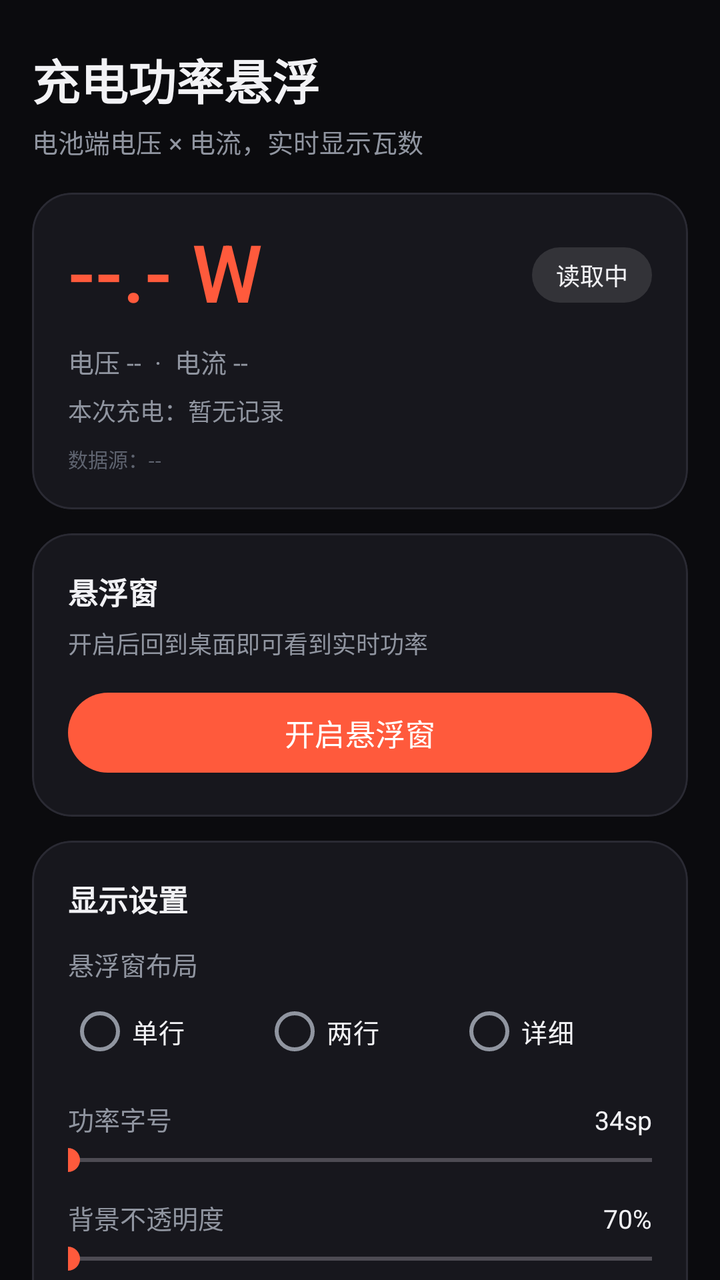
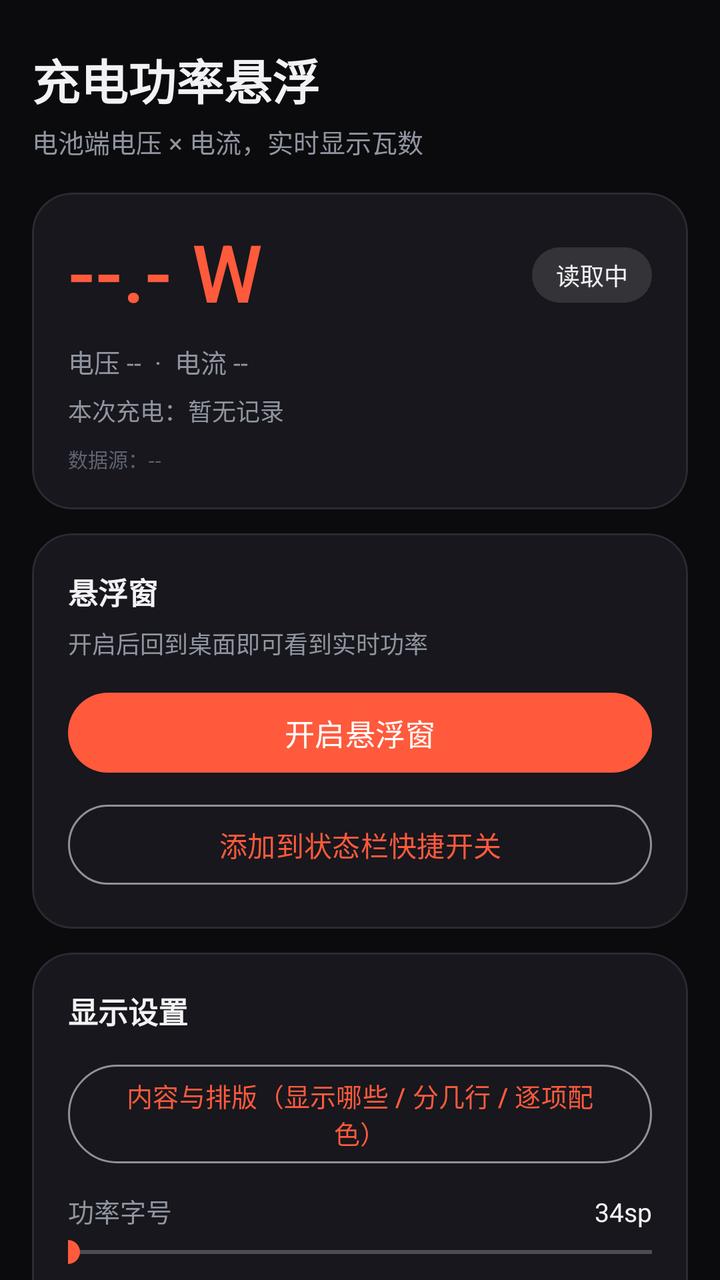

The first picture is an Android layout as it rendered before a commit; the second is the same layout after the commit. The layout source and the unified diff follow.
<!-- AndroidManifest.xml: application theme Theme.ChargeFloat -->
<!-- res/layout/activity_main.xml -->
<?xml version="1.0" encoding="utf-8"?>
<ScrollView xmlns:android="http://schemas.android.com/apk/res/android"
    xmlns:app="http://schemas.android.com/apk/res-auto"
    android:layout_width="match_parent"
    android:layout_height="match_parent"
    android:background="@color/bg"
    android:fillViewport="true"
    android:scrollbars="none">

    <LinearLayout
        android:layout_width="match_parent"
        android:layout_height="wrap_content"
        android:orientation="vertical"
        android:paddingStart="16dp"
        android:paddingTop="22dp"
        android:paddingEnd="16dp"
        android:paddingBottom="30dp">

        <TextView
            android:layout_width="wrap_content"
            android:layout_height="wrap_content"
            android:text="充电功率悬浮"
            android:textColor="@color/textPrimary"
            android:textSize="24sp"
            android:textStyle="bold" />

        <TextView
            android:layout_width="wrap_content"
            android:layout_height="wrap_content"
            android:layout_marginTop="4dp"
            android:text="电池端电压 × 电流，实时显示瓦数"
            android:textColor="@color/textSecondary"
            android:textSize="13sp" />

        
        <com.google.android.material.card.MaterialCardView
            android:layout_width="match_parent"
            android:layout_height="wrap_content"
            android:layout_marginTop="16dp"
            app:cardBackgroundColor="@color/surface"
            app:cardCornerRadius="20dp"
            app:cardElevation="0dp"
            app:strokeColor="@color/divider"
            app:strokeWidth="1dp">

            <LinearLayout
                android:layout_width="match_parent"
                android:layout_height="wrap_content"
                android:orientation="vertical"
                android:padding="18dp">

                <LinearLayout
                    android:layout_width="match_parent"
                    android:layout_height="wrap_content"
                    android:gravity="center_vertical"
                    android:orientation="horizontal">

                    <TextView
                        android:id="@+id/tvBigPower"
                        android:layout_width="0dp"
                        android:layout_height="wrap_content"
                        android:layout_weight="1"
                        android:fontFamily="sans-serif-medium"
                        android:includeFontPadding="false"
                        android:text="--.- W"
                        android:textColor="@color/brand"
                        android:textSize="40sp" />

                    <TextView
                        android:id="@+id/tvState"
                        android:layout_width="wrap_content"
                        android:layout_height="wrap_content"
                        android:background="@drawable/bg_chip"
                        android:paddingStart="12dp"
                        android:paddingTop="5dp"
                        android:paddingEnd="12dp"
                        android:paddingBottom="5dp"
                        android:text="读取中"
                        android:textColor="@color/textPrimary"
                        android:textSize="12sp" />
                </LinearLayout>

                <TextView
                    android:id="@+id/tvSub"
                    android:layout_width="match_parent"
                    android:layout_height="wrap_content"
                    android:layout_marginTop="10dp"
                    android:text="电压 --  ·  电流 --"
                    android:textColor="@color/textSecondary"
                    android:textSize="13sp" />

                <TextView
                    android:id="@+id/tvSession"
                    android:layout_width="match_parent"
                    android:layout_height="wrap_content"
                    android:layout_marginTop="6dp"
                    android:text="本次充电：暂无记录"
                    android:textColor="@color/textSecondary"
                    android:textSize="12sp" />

                <TextView
                    android:id="@+id/tvSource"
                    android:layout_width="match_parent"
                    android:layout_height="wrap_content"
                    android:layout_marginTop="8dp"
                    android:text="数据源：--"
                    android:textColor="#5F6470"
                    android:textSize="10sp" />
            </LinearLayout>
        </com.google.android.material.card.MaterialCardView>

        
        <com.google.android.material.card.MaterialCardView
            android:layout_width="match_parent"
            android:layout_height="wrap_content"
            android:layout_marginTop="12dp"
            app:cardBackgroundColor="@color/surface"
            app:cardCornerRadius="20dp"
            app:cardElevation="0dp"
            app:strokeColor="@color/divider"
            app:strokeWidth="1dp">

            <LinearLayout
                android:layout_width="match_parent"
                android:layout_height="wrap_content"
                android:orientation="vertical"
                android:padding="18dp">

                <TextView
                    style="@style/CardTitle"
                    android:layout_width="wrap_content"
                    android:layout_height="wrap_content"
                    android:text="悬浮窗" />

                <TextView
                    android:id="@+id/tvFloatHint"
                    android:layout_width="match_parent"
                    android:layout_height="wrap_content"
                    android:layout_marginTop="6dp"
                    android:text="开启后回到桌面即可看到实时功率"
                    android:textColor="@color/textSecondary"
                    android:textSize="12sp" />

                <com.google.android.material.button.MaterialButton
                    android:id="@+id/btnFloat"
                    android:layout_width="match_parent"
                    android:layout_height="wrap_content"
                    android:layout_marginTop="12dp"
                    android:text="开启悬浮窗"
                    android:textSize="15sp" />
            </LinearLayout>
        </com.google.android.material.card.MaterialCardView>

        
        <com.google.android.material.card.MaterialCardView
            android:layout_width="match_parent"
            android:layout_height="wrap_content"
            android:layout_marginTop="12dp"
            app:cardBackgroundColor="@color/surface"
            app:cardCornerRadius="20dp"
            app:cardElevation="0dp"
            app:strokeColor="@color/divider"
            app:strokeWidth="1dp">

            <LinearLayout
                android:layout_width="match_parent"
                android:layout_height="wrap_content"
                android:orientation="vertical"
                android:padding="18dp">

                <TextView
                    style="@style/CardTitle"
                    android:layout_width="wrap_content"
                    android:layout_height="wrap_content"
                    android:text="显示设置" />

                <TextView
                    style="@style/Label"
                    android:layout_width="wrap_content"
                    android:layout_height="wrap_content"
                    android:layout_marginTop="12dp"
                    android:text="悬浮窗布局" />

                <RadioGroup
                    android:id="@+id/rgLayout"
                    android:layout_width="match_parent"
                    android:layout_height="wrap_content"
                    android:orientation="horizontal">

                    <RadioButton
                        android:id="@+id/rbLayoutCompact"
                        android:layout_width="0dp"
                        android:layout_height="wrap_content"
                        android:layout_weight="1"
                        android:text="单行"
                        android:textColor="@color/textPrimary"
                        android:textSize="13sp" />

                    <RadioButton
                        android:id="@+id/rbLayoutTwo"
                        android:layout_width="0dp"
                        android:layout_height="wrap_content"
                        android:layout_weight="1"
                        android:text="两行"
                        android:textColor="@color/textPrimary"
                        android:textSize="13sp" />

                    <RadioButton
                        android:id="@+id/rbLayoutThree"
                        android:layout_width="0dp"
                        android:layout_height="wrap_content"
                        android:layout_weight="1"
                        android:text="详细"
                        android:textColor="@color/textPrimary"
                        android:textSize="13sp" />
                </RadioGroup>

                <LinearLayout
                    android:layout_width="match_parent"
                    android:layout_height="wrap_content"
                    android:layout_marginTop="10dp"
                    android:orientation="horizontal">

                    <TextView
                        style="@style/Label"
                        android:layout_width="0dp"
                        android:layout_height="wrap_content"
                        android:layout_weight="1"
                        android:text="功率字号" />

                    <TextView
                        android:id="@+id/tvFontVal"
                        style="@style/SectionValue"
                        android:layout_width="wrap_content"
                        android:layout_height="wrap_content"
                        android:text="34sp" />
                </LinearLayout>

                <SeekBar
                    android:id="@+id/seekFont"
                    android:layout_width="match_parent"
                    android:layout_height="wrap_content"
                    android:layout_marginTop="2dp"
                    android:max="40"
                    android:paddingStart="0dp"
                    android:paddingEnd="0dp" />

                <LinearLayout
                    android:layout_width="match_parent"
                    android:layout_height="wrap_content"
                    android:layout_marginTop="10dp"
                    android:orientation="horizontal">

                    <TextView
                        style="@style/Label"
                        android:layout_width="0dp"
                        android:layout_height="wrap_content"
                        android:layout_weight="1"
                        android:text="背景不透明度" />

                    <TextView
                        android:id="@+id/tvAlphaVal"
                        style="@style/SectionValue"
                        android:layout_width="wrap_content"
                        android:layout_height="wrap_content"
                        android:text="70%" />
                </LinearLayout>

                <SeekBar
                    android:id="@+id/seekAlpha"
                    android:layout_width="match_parent"
                    android:layout_height="wrap_content"
                    android:layout_marginTop="2dp"
                    android:max="100"
                    android:paddingStart="0dp"
                    android:paddingEnd="0dp" />

                <TextView
                    style="@style/Label"
                    android:layout_width="wrap_content"
                    android:layout_height="wrap_content"
                    android:layout_marginTop="10dp"
                    android:text="小数位" />

                <RadioGroup
                    android:id="@+id/rgDecimals"
                    android:layout_width="match_parent"
                    android:layout_height="wrap_content"
                    android:orientation="horizontal">

                    <RadioButton
                        android:id="@+id/rbDec0"
                        android:layout_width="0dp"
                        android:layout_height="wrap_content"
                        android:layout_weight="1"
                        android:text="整数"
                        android:textColor="@color/textPrimary"
                        android:textSize="13sp" />

                    <RadioButton
                        android:id="@+id/rbDec1"
                        android:layout_width="0dp"
                        android:layout_height="wrap_content"
                        android:layout_weight="1"
                        android:text="1 位"
                        android:textColor="@color/textPrimary"
                        android:textSize="13sp" />

                    <RadioButton
                        android:id="@+id/rbDec2"
                        android:layout_width="0dp"
                        android:layout_height="wrap_content"
                        android:layout_weight="1"
                        android:text="2 位"
                        android:textColor="@color/textPrimary"
                        android:textSize="13sp" />
                </RadioGroup>

                <TextView
                    style="@style/Label"
                    android:layout_width="wrap_content"
                    android:layout_height="wrap_content"
                    android:layout_marginTop="10dp"
                    android:text="充电颜色（功率为正时）" />

                <HorizontalScrollView
                    android:layout_width="match_parent"
                    android:layout_height="wrap_content"
                    android:scrollbars="none">

                    <LinearLayout
                        android:id="@+id/paletteCharge"
                        android:layout_width="wrap_content"
                        android:layout_height="wrap_content"
                        android:orientation="horizontal"
                        android:paddingTop="8dp"
                        android:paddingBottom="2dp" />
                </HorizontalScrollView>

                <TextView
                    style="@style/Label"
                    android:layout_width="wrap_content"
                    android:layout_height="wrap_content"
                    android:layout_marginTop="10dp"
                    android:text="放电颜色（消耗时）" />

                <HorizontalScrollView
                    android:layout_width="match_parent"
                    android:layout_height="wrap_content"
                    android:scrollbars="none">

                    <LinearLayout
                        android:id="@+id/paletteDischarge"
                        android:layout_width="wrap_content"
                        android:layout_height="wrap_content"
                        android:orientation="horizontal"
                        android:paddingTop="8dp"
                        android:paddingBottom="2dp" />
                </HorizontalScrollView>

                <TextView
                    style="@style/Label"
                    android:layout_width="wrap_content"
                    android:layout_height="wrap_content"
                    android:layout_marginTop="10dp"
                    android:text="插电待机颜色" />

                <HorizontalScrollView
                    android:layout_width="match_parent"
                    android:layout_height="wrap_content"
                    android:scrollbars="none">

                    <LinearLayout
                        android:id="@+id/paletteIdle"
                        android:layout_width="wrap_content"
                        android:layout_height="wrap_content"
                        android:orientation="horizontal"
                        android:paddingTop="8dp"
                        android:paddingBottom="2dp" />
                </HorizontalScrollView>

                <com.google.android.material.materialswitch.MaterialSwitch
                    android:id="@+id/swDetail"
                    android:layout_width="match_parent"
                    android:layout_height="wrap_content"
                    android:layout_marginTop="12dp"
                    android:text="显示电压 / 电流"
                    android:textColor="@color/textPrimary"
                    android:textSize="14sp" />

                <com.google.android.material.materialswitch.MaterialSwitch
                    android:id="@+id/swBattery"
                    android:layout_width="match_parent"
                    android:layout_height="wrap_content"
                    android:text="显示电量 / 温度"
                    android:textColor="@color/textPrimary"
                    android:textSize="14sp" />

                <com.google.android.material.materialswitch.MaterialSwitch
                    android:id="@+id/swSession"
                    android:layout_width="match_parent"
                    android:layout_height="wrap_content"
                    android:text="显示本次充电统计"
                    android:textColor="@color/textPrimary"
                    android:textSize="14sp" />
            </LinearLayout>
        </com.google.android.material.card.MaterialCardView>

        
        <com.google.android.material.card.MaterialCardView
            android:layout_width="match_parent"
            android:layout_height="wrap_content"
            android:layout_marginTop="12dp"
            app:cardBackgroundColor="@color/surface"
            app:cardCornerRadius="20dp"
            app:cardElevation="0dp"
            app:strokeColor="@color/divider"
            app:strokeWidth="1dp">

            <LinearLayout
                android:layout_width="match_parent"
                android:layout_height="wrap_content"
                android:orientation="vertical"
                android:padding="18dp">

                <TextView
                    style="@style/CardTitle"
                    android:layout_width="wrap_content"
                    android:layout_height="wrap_content"
                    android:text="运行" />

                <com.google.android.material.materialswitch.MaterialSwitch
                    android:id="@+id/swLock"
                    android:layout_width="match_parent"
                    android:layout_height="wrap_content"
                    android:layout_marginTop="8dp"
                    android:text="锁定位置（禁止拖动）"
                    android:textColor="@color/textPrimary"
                    android:textSize="14sp" />

                <com.google.android.material.materialswitch.MaterialSwitch
                    android:id="@+id/swBoot"
                    android:layout_width="match_parent"
                    android:layout_height="wrap_content"
                    android:text="开机自动启动"
                    android:textColor="@color/textPrimary"
                    android:textSize="14sp" />

                <com.google.android.material.materialswitch.MaterialSwitch
                    android:id="@+id/swRoot"
                    android:layout_width="match_parent"
                    android:layout_height="wrap_content"
                    android:text="用 Root 读取节点（可选，更准）"
                    android:textColor="@color/textPrimary"
                    android:textSize="14sp" />

                <TextView
                    style="@style/Label"
                    android:layout_width="wrap_content"
                    android:layout_height="wrap_content"
                    android:layout_marginTop="10dp"
                    android:text="采样间隔" />

                <RadioGroup
                    android:id="@+id/rgInterval"
                    android:layout_width="match_parent"
                    android:layout_height="wrap_content"
                    android:orientation="horizontal">

                    <RadioButton
                        android:id="@+id/rb500"
                        android:layout_width="0dp"
                        android:layout_height="wrap_content"
                        android:layout_weight="1"
                        android:text="0.5 秒"
                        android:textColor="@color/textPrimary"
                        android:textSize="13sp" />

                    <RadioButton
                        android:id="@+id/rb1000"
                        android:layout_width="0dp"
                        android:layout_height="wrap_content"
                        android:layout_weight="1"
                        android:text="1 秒"
                        android:textColor="@color/textPrimary"
                        android:textSize="13sp" />

                    <RadioButton
                        android:id="@+id/rb2000"
                        android:layout_width="0dp"
                        android:layout_height="wrap_content"
                        android:layout_weight="1"
                        android:text="2 秒"
                        android:textColor="@color/textPrimary"
                        android:textSize="13sp" />
                </RadioGroup>

                <com.google.android.material.button.MaterialButton
                    android:id="@+id/btnDiag"
                    style="@style/Widget.Material3.Button.OutlinedButton"
                    android:layout_width="match_parent"
                    android:layout_height="wrap_content"
                    android:layout_marginTop="12dp"
                    android:text="诊断电池节点（读数异常时点这里）"
                    android:textSize="13sp" />
            </LinearLayout>
        </com.google.android.material.card.MaterialCardView>

        
        <com.google.android.material.card.MaterialCardView
            android:layout_width="match_parent"
            android:layout_height="wrap_content"
            android:layout_marginTop="12dp"
            app:cardBackgroundColor="@color/surface"
            app:cardCornerRadius="20dp"
            app:cardElevation="0dp"
            app:strokeColor="@color/divider"
            app:strokeWidth="1dp">

            <LinearLayout
                android:layout_width="match_parent"
                android:layout_height="wrap_content"
                android:orientation="vertical"
                android:padding="18dp">

                <TextView
                    style="@style/CardTitle"
                    android:layout_width="wrap_content"
                    android:layout_height="wrap_content"
                    android:text="权限" />

                <TextView
                    android:id="@+id/tvPerm"
                    android:layout_width="match_parent"
                    android:layout_height="wrap_content"
                    android:layout_marginTop="8dp"
                    android:lineSpacingExtra="3dp"
                    android:text="悬浮窗：--"
                    android:textColor="@color/textSecondary"
                    android:textSize="12sp" />

                <com.google.android.material.button.MaterialButton
                    android:id="@+id/btnOverlayPerm"
                    style="@style/Widget.Material3.Button.OutlinedButton"
                    android:layout_width="match_parent"
                    android:layout_height="wrap_content"
                    android:layout_marginTop="10dp"
                    android:text="授予悬浮窗权限"
                    android:textSize="13sp" />

                <com.google.android.material.button.MaterialButton
                    android:id="@+id/btnNotifyPerm"
                    style="@style/Widget.Material3.Button.OutlinedButton"
                    android:layout_width="match_parent"
                    android:layout_marginTop="6dp"
                    android:layout_height="wrap_content"
                    android:text="允许通知（保活需要）"
                    android:textSize="13sp" />

                <com.google.android.material.button.MaterialButton
                    android:id="@+id/btnBatteryOpt"
                    style="@style/Widget.Material3.Button.OutlinedButton"
                    android:layout_width="match_parent"
                    android:layout_marginTop="6dp"
                    android:layout_height="wrap_content"
                    android:text="忽略电池优化"
                    android:textSize="13sp" />

                <com.google.android.material.button.MaterialButton
                    android:id="@+id/btnMiui"
                    style="@style/Widget.Material3.Button.OutlinedButton"
                    android:layout_width="match_parent"
                    android:layout_marginTop="6dp"
                    android:layout_height="wrap_content"
                    android:text="小米后台权限（自启动 / 后台弹出）"
                    android:textSize="13sp" />

                <TextView
                    android:layout_width="match_parent"
                    android:layout_height="wrap_content"
                    android:layout_marginTop="10dp"
                    android:lineSpacingExtra="3dp"
                    android:text="红米/小米需要在系统设置里允许「后台弹出界面」和「自启动」，否则锁屏或切后台后悬浮窗可能被系统清掉。"
                    android:textColor="#6E737E"
                    android:textSize="11sp" />
            </LinearLayout>
        </com.google.android.material.card.MaterialCardView>

        <TextView
            android:layout_width="match_parent"
            android:layout_height="wrap_content"
            android:layout_marginTop="16dp"
            android:lineSpacingExtra="3dp"
            android:text="说明：功率为电池端实测值（电压×电流），会低于充电器标称功率，属于正常损耗。不同机型/系统版本开放的节点不同，若读数异常请先跑一次诊断。"
            android:textColor="#5F6470"
            android:textSize="11sp" />
    </LinearLayout>
</ScrollView>
<!-- resources referenced by this layout -->
<resources>
  <color name="bg">#0B0B0E</color>
  <color name="brand">#FF5A3C</color>
  <color name="divider">#2A2A33</color>
  <color name="surface">#17171D</color>
  <color name="textPrimary">#F2F2F5</color>
  <color name="textSecondary">#9095A0</color>
  <!-- drawable bg_chip (drawable) -->
  <?xml version="1.0" encoding="utf-8"?>
  <shape xmlns:android="http://schemas.android.com/apk/res/android"
      android:shape="rectangle">
      <corners android:radius="20dp" />
      <solid android:color="#1FFFFFFF" />
  </shape>
  <style name="CardTitle">
          <item name="android:textSize">15sp</item>
          <item name="android:textStyle">bold</item>
          <item name="android:textColor">@color/textPrimary</item>
      </style>
  <style name="Label">
          <item name="android:textSize">13sp</item>
          <item name="android:textColor">@color/textSecondary</item>
      </style>
  <style name="SectionValue">
          <item name="android:textSize">13sp</item>
          <item name="android:textColor">@color/textPrimary</item>
      </style>
  <style name="Theme.ChargeFloat" parent="Theme.Material3.Dark.NoActionBar">
          <item name="colorPrimary">@color/brand</item>
          <item name="colorOnPrimary">@color/onBrand</item>
          <item name="colorPrimaryContainer">#3A1A14</item>
          <item name="colorOnPrimaryContainer">#FFD9D0</item>
          <item name="colorSecondary">@color/brand</item>
          <item name="colorSurface">@color/surface</item>
          <item name="colorOnSurface">@color/textPrimary</item>
          <item name="colorSurfaceVariant">@color/surfaceHigh</item>
          <item name="colorOnSurfaceVariant">@color/textSecondary</item>
          <item name="android:colorBackground">@color/bg</item>
          <item name="android:statusBarColor">@color/bg</item>
          <item name="android:navigationBarColor">@color/bg</item>
          <item name="android:windowLightStatusBar">false</item>
          <item name="android:windowBackground">@color/bg</item>
      </style>
  <color name="onBrand">#FFFFFF</color>
  <color name="surfaceHigh">#202027</color>
</resources>

<!-- the commit's change to res/layout/activity_main.xml (unified diff, before → after) -->
@@ -148,6 +148,15 @@
                     android:layout_marginTop="12dp"
                     android:text="开启悬浮窗"
                     android:textSize="15sp" />
+
+                <com.google.android.material.button.MaterialButton
+                    android:id="@+id/btnTile"
+                    style="@style/Widget.Material3.Button.OutlinedButton"
+                    android:layout_width="match_parent"
+                    android:layout_height="wrap_content"
+                    android:layout_marginTop="8dp"
+                    android:text="添加到状态栏快捷开关"
+                    android:textSize="14sp" />
             </LinearLayout>
         </com.google.android.material.card.MaterialCardView>
 
@@ -174,46 +183,14 @@
                     android:layout_height="wrap_content"
                     android:text="显示设置" />
 
-                <TextView
-                    style="@style/Label"
-                    android:layout_width="wrap_content"
+                <com.google.android.material.button.MaterialButton
+                    android:id="@+id/btnLayout"
+                    style="@style/Widget.Material3.Button.OutlinedButton"
+                    android:layout_width="match_parent"
                     android:layout_height="wrap_content"
                     android:layout_marginTop="12dp"
-                    android:text="悬浮窗布局" />
-
-                <RadioGroup
-                    android:id="@+id/rgLayout"
-                    android:layout_width="match_parent"
-                    android:layout_height="wrap_content"
-                    android:orientation="horizontal">
-
-                    <RadioButton
-                        android:id="@+id/rbLayoutCompact"
-                        android:layout_width="0dp"
-                        android:layout_height="wrap_content"
-                        android:layout_weight="1"
-                        android:text="单行"
-                        android:textColor="@color/textPrimary"
-                        android:textSize="13sp" />
-
-                    <RadioButton
-                        android:id="@+id/rbLayoutTwo"
-                        android:layout_width="0dp"
-                        android:layout_height="wrap_content"
-                        android:layout_weight="1"
-                        android:text="两行"
-                        android:textColor="@color/textPrimary"
-                        android:textSize="13sp" />
-
-                    <RadioButton
-                        android:id="@+id/rbLayoutThree"
-                        android:layout_width="0dp"
-                        android:layout_height="wrap_content"
-                        android:layout_weight="1"
-                        android:text="详细"
-                        android:textColor="@color/textPrimary"
-                        android:textSize="13sp" />
-                </RadioGroup>
+                    android:text="内容与排版（显示哪些 / 分几行 / 逐项配色）"
+                    android:textSize="13sp" />
 
                 <LinearLayout
                     android:layout_width="match_parent"
@@ -379,30 +356,12 @@
                         android:paddingBottom="2dp" />
                 </HorizontalScrollView>
 
-                <com.google.android.material.materialswitch.MaterialSwitch
-                    android:id="@+id/swDetail"
+                <TextView
+                    style="@style/Label"
                     android:layout_width="match_parent"
                     android:layout_height="wrap_content"
                     android:layout_marginTop="12dp"
-                    android:text="显示电压 / 电流"
-                    android:textColor="@color/textPrimary"
-                    android:textSize="14sp" />
-
-                <com.google.android.material.materialswitch.MaterialSwitch
-                    android:id="@+id/swBattery"
-                    android:layout_width="match_parent"
-                    android:layout_height="wrap_content"
-                    android:text="显示电量 / 温度"
-                    android:textColor="@color/textPrimary"
-                    android:textSize="14sp" />
-
-                <com.google.android.material.materialswitch.MaterialSwitch
-                    android:id="@+id/swSession"
-                    android:layout_width="match_parent"
-                    android:layout_height="wrap_content"
-                    android:text="显示本次充电统计"
-                    android:textColor="@color/textPrimary"
-                    android:textSize="14sp" />
+                    android:text="显示哪些字段、每一项的颜色、以及行与行之间的先后，都在上面「内容与排版」里单独设置。" />
             </LinearLayout>
         </com.google.android.material.card.MaterialCardView>
 
